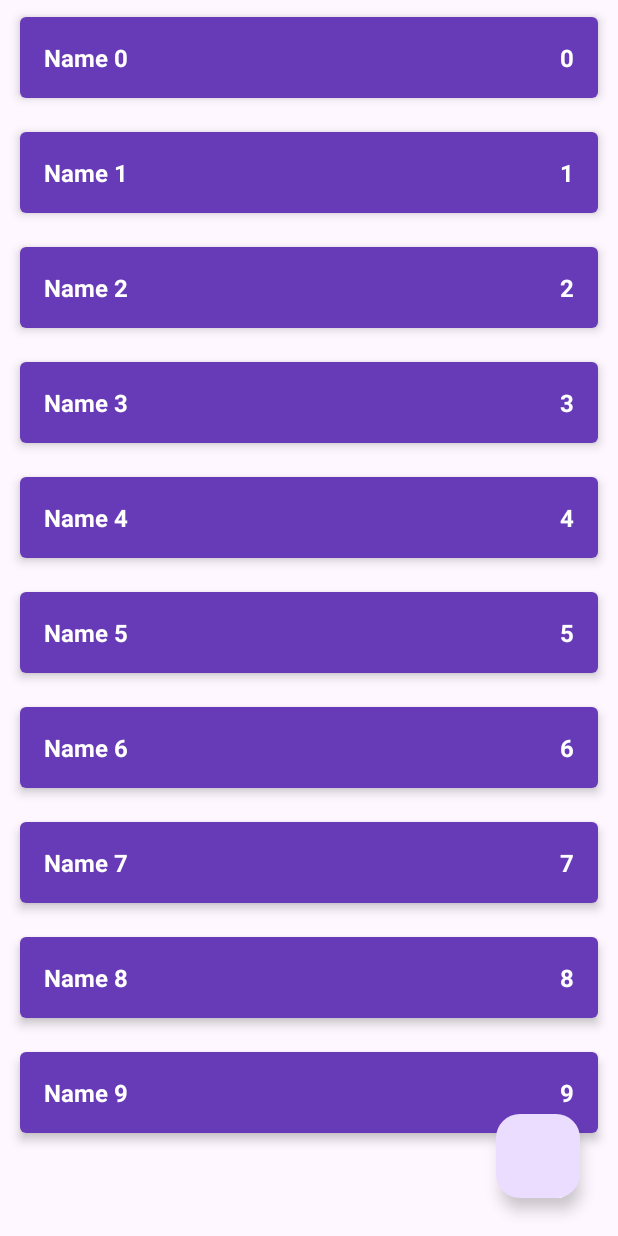
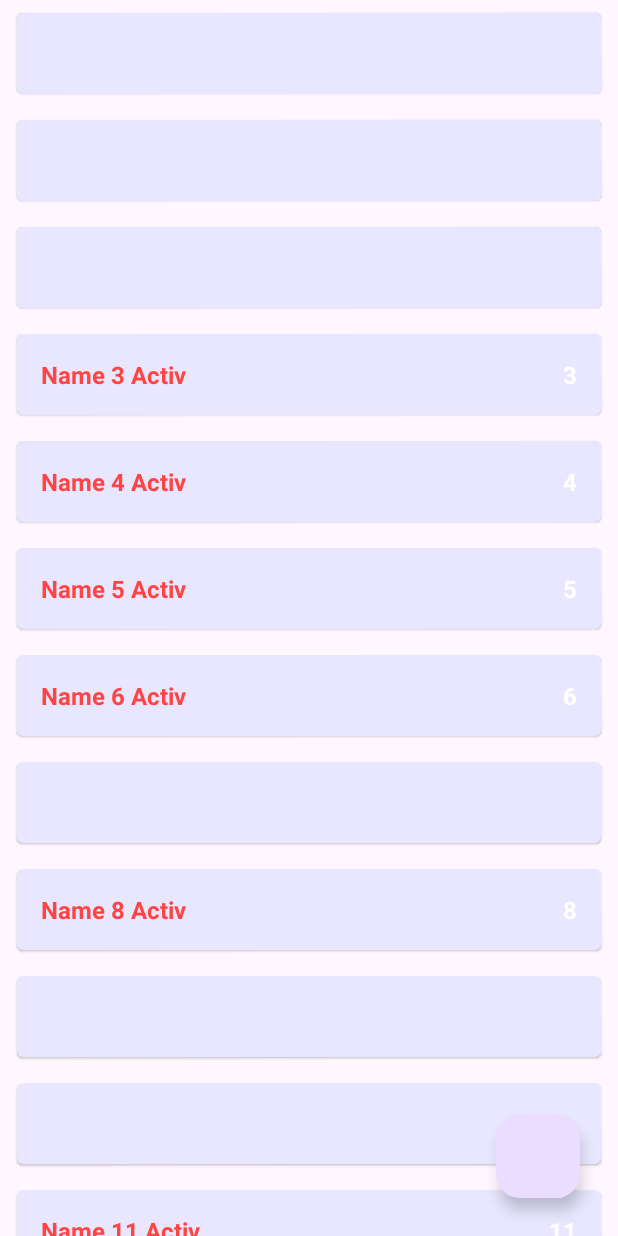
Before and after one commit to gipnozhard/ShoppingList, an Android app: the screen it shows after launch (MainActivity), on a phone screen of 412 x 824 dp. Run offline under Robolectric (Android 15) with nearby library versions, the phone set to English and light mode, and no system bars.

Commit message:
Реализация и работа с устранением бага в RecyclerView.

```diff
--- a/app/src/main/java/com/example/shoppinglist/data/ShopListRepositoryIml.kt
+++ b/app/src/main/java/com/example/shoppinglist/data/ShopListRepositoryIml.kt
@@ -4,6 +4,7 @@ import androidx.lifecycle.LiveData
 import androidx.lifecycle.MutableLiveData
 import com.example.shoppinglist.domain.ShopItem
 import com.example.shoppinglist.domain.ShopListRepository
+import kotlin.random.Random
 
 object ShopListRepositoryIml: ShopListRepository {
 
@@ -13,8 +14,8 @@ object ShopListRepositoryIml: ShopListRepository {
     private var autoIncrementId = 0
 
     init {
-        for (i in 0 until 10) {
-            val item = ShopItem("Name $i", i, true)
+        for (i in 0 until 1000) {
+            val item = ShopItem("Name $i", i, Random.nextBoolean())
             addShopItem(item)
         }
     }
--- a/app/src/main/java/com/example/shoppinglist/presentation/MainActivity.kt
+++ b/app/src/main/java/com/example/shoppinglist/presentation/MainActivity.kt
@@ -7,48 +7,28 @@ import android.view.LayoutInflater
 import android.widget.LinearLayout
 import android.widget.TextView
 import androidx.lifecycle.ViewModelProvider
+import androidx.recyclerview.widget.RecyclerView
 import com.example.shoppinglist.R
 import com.example.shoppinglist.domain.ShopItem
 
 class MainActivity : AppCompatActivity() {
     private lateinit var viewModel: MainViewModel
-    private lateinit var llShopList: LinearLayout
+    private lateinit var adapter: ShopListAdapter
 
     //private var count = 0
     override fun onCreate(savedInstanceState: Bundle?) {
         super.onCreate(savedInstanceState)
         setContentView(R.layout.activity_main)
-        llShopList = findViewById(R.id.ll_shop_list)
+        setupRecyclerView()
         viewModel = ViewModelProvider(this)[MainViewModel::class.java]
         viewModel.shopList.observe(this) {
-            //Log.d("MainActivityTest", it.toString())
-            /*if (count == 0) {
-                count++
-                val item = it[0]
-                viewModel.changeEnableState(item)
-            }*/
-            showList(it)
+            adapter.shopList = it
         }
     }
 
-    private fun showList(list: List<ShopItem>) {
-        llShopList.removeAllViews()
-        for (shopItem in list) {
-            val layoutId = if (shopItem.enabled) {
-                R.layout.item_shop_enabled
-            } else {
-                R.layout.item_shop_disabled
-            }
-            val view = LayoutInflater.from(this).inflate(layoutId, llShopList, false)
-            val tvName = view.findViewById<TextView>(R.id.tv_name)
-            val tvCount = view.findViewById<TextView>(R.id.tv_count)
-            tvName.text = shopItem.name
-            tvCount.text = shopItem.count.toString()
-            view.setOnClickListener {
-                viewModel.changeEnableState(shopItem)
-                true
-            }
-            llShopList.addView(view)
-        }
+    private fun setupRecyclerView() {
+        val rvShopList = findViewById<RecyclerView>(R.id.rv_shop_list)
+        adapter = ShopListAdapter()
+        rvShopList.adapter = adapter
     }
 }
--- a/app/src/main/java/com/example/shoppinglist/presentation/ShopListAdapter.kt
+++ b/app/src/main/java/com/example/shoppinglist/presentation/ShopListAdapter.kt
@@ -4,30 +4,65 @@ import android.view.LayoutInflater
 import android.view.View
 import android.view.ViewGroup
 import android.widget.TextView
+import androidx.core.content.ContextCompat
 import androidx.recyclerview.widget.RecyclerView
 import com.example.shoppinglist.R
 import com.example.shoppinglist.domain.ShopItem
 
 class ShopListAdapter: RecyclerView.Adapter<ShopListAdapter.ShopItemViewHolder>() {
 
-    val list = listOf<ShopItem>()
+    var shopList = listOf<ShopItem>()
+        set(value) {
+            field = value
+            notifyDataSetChanged()
+        }
 
     override fun onCreateViewHolder(parent: ViewGroup, viewType: Int): ShopItemViewHolder {
-        val view = LayoutInflater.from(parent.context).inflate(R.layout.item_shop_disabled, parent, false)
+        val view = LayoutInflater.from(parent.context).inflate(
+            R.layout.item_shop_disabled,
+            parent,
+            false
+        )
         return ShopItemViewHolder(view)
     }
 
     override fun getItemCount(): Int {
-        return list.size
+        return shopList.size
+    }
+
+    /*override fun getItemViewType(position: Int): Int {
+        return position
+    }*/
+
+    override fun onViewRecycled(viewHolder: ShopItemViewHolder) {
+        super.onViewRecycled(viewHolder)
+        viewHolder.tvName.text = ""
+        viewHolder.tvCount.text = ""
+        viewHolder.tvName.setTextColor(ContextCompat.getColor(viewHolder.view.context, android.R.color.white))
     }
 
     override fun onBindViewHolder(viewHolder: ShopItemViewHolder, position: Int) {
-        val shopItem = list[position]
-        viewHolder.tvName.text = shopItem.name
-        viewHolder.tvCount.text = shopItem.count.toString()
+        val shopItem = shopList[position]
+        val status = if (shopItem.enabled) {
+            "Activ"
+        } else {
+            "Not activ"
+        }
+        //viewHolder.tvName.text = "${shopItem.name} $status"
+        //viewHolder.tvCount.text = shopItem.count.toString()
         viewHolder.view.setOnClickListener {
             true
         }
+
+        if (shopItem.enabled) {
+            viewHolder.tvName.text = "${shopItem.name} $status"
+            viewHolder.tvCount.text = shopItem.count.toString()
+            viewHolder.tvName.setTextColor(ContextCompat.getColor(viewHolder.view.context, android.R.color.holo_red_light))
+        } /*else {
+            viewHolder.tvName.text = ""
+            viewHolder.tvCount.text = ""
+            viewHolder.tvName.setTextColor(ContextCompat.getColor(viewHolder.view.context, android.R.color.white))
+        }*/
     }
 
     class ShopItemViewHolder(val view: View): RecyclerView.ViewHolder(view) {
--- a/app/src/main/res/layout/activity_main.xml
+++ b/app/src/main/res/layout/activity_main.xml
@@ -6,24 +6,10 @@
     android:layout_height="match_parent"
     tools:context=".presentation.MainActivity">
 
-    <ScrollView
-        android:layout_width="match_parent"
-        android:layout_height="match_parent"
-        tools:layout_editor_absoluteX="0dp"
-        tools:layout_editor_absoluteY="0dp">
-
-        <LinearLayout
-            android:id="@+id/ll_shop_list"
-            android:layout_width="match_parent"
-            android:layout_height="wrap_content"
-            android:orientation="vertical" />
-    </ScrollView>
-
     <androidx.recyclerview.widget.RecyclerView
         android:id="@+id/rv_shop_list"
         android:layout_width="0dp"
         android:layout_height="0dp"
-        android:visibility="gone"
         app:layoutManager="androidx.recyclerview.widget.LinearLayoutManager"
         app:layout_constraintBottom_toBottomOf="parent"
         app:layout_constraintEnd_toEndOf="parent"
```
